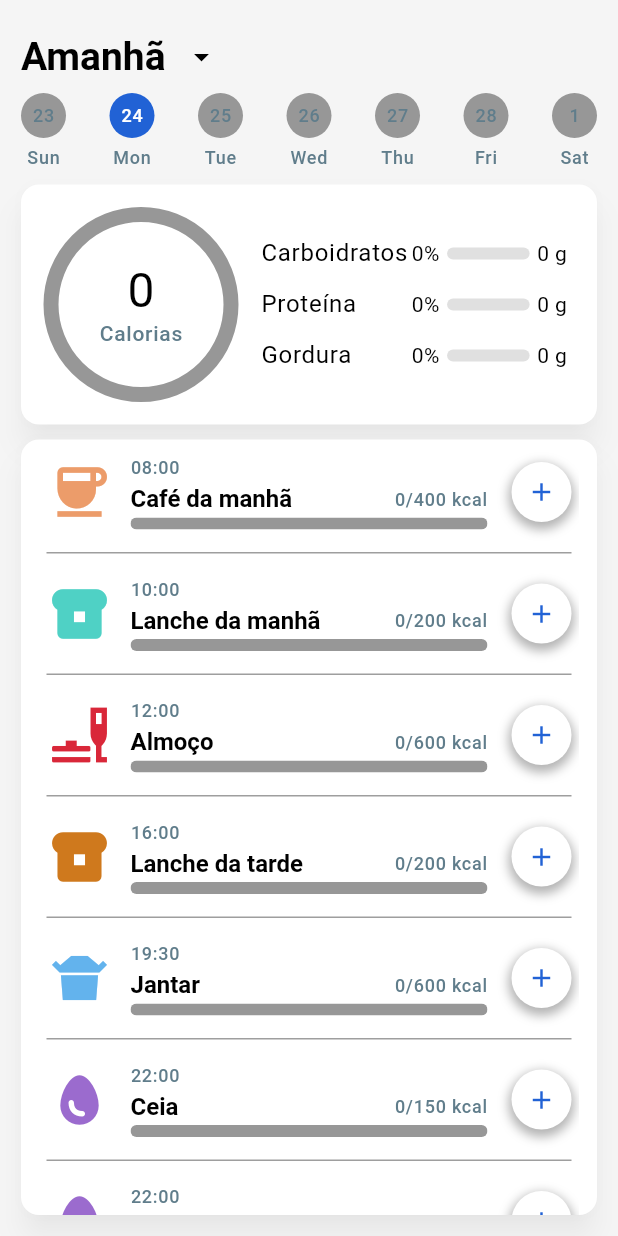
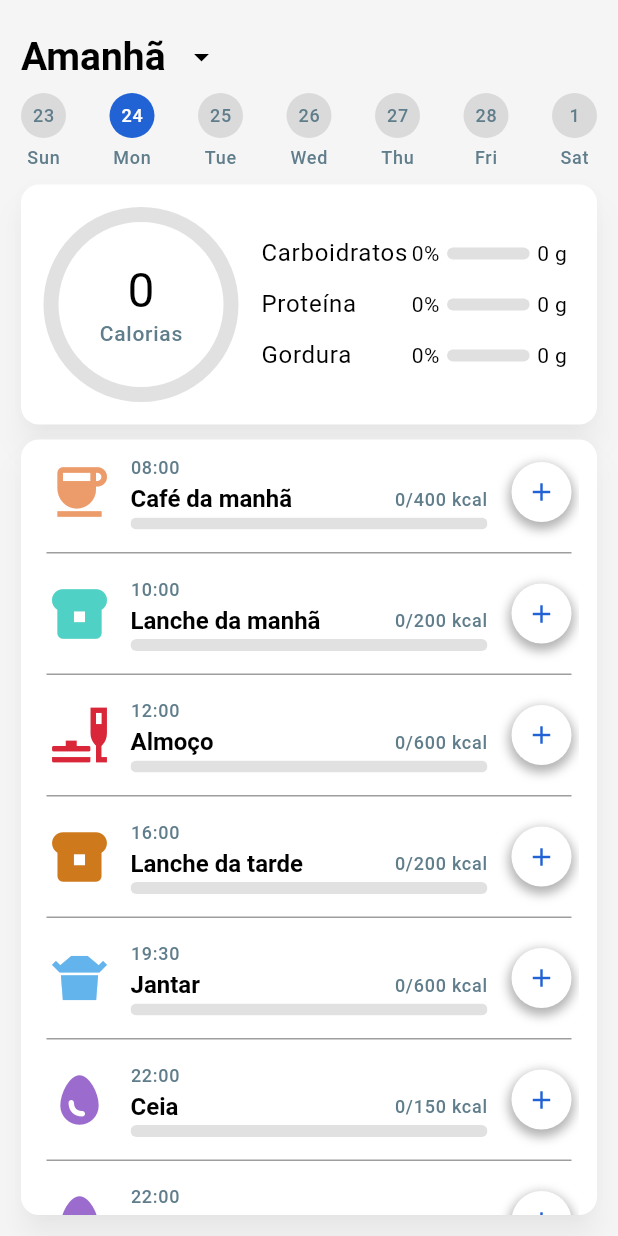
Before and after one commit to felipebraga7/diet_app, a Flutter app: the DiaryPage screen opened directly, after a tap on "24", on a phone screen of 412 x 824 dp. Run offline on Flutter 3.47's test engine with Material 3 defaults, Android fonts, the phone set to English and light mode, and no system bars; our stand-ins replace get, rxdart.

```diff
--- a/lib/controller/meal_controller.dart
+++ b/lib/controller/meal_controller.dart
@@ -1,6 +1,7 @@
 import 'package:diet_app/model/food_event.dart';
 import 'package:diet_app/model/meal.dart';
 import 'package:diet_app/model/meal_category_enum.dart';
+import 'package:diet_app/model/meal_configuration.dart';
 import 'package:get/get.dart';
 
 class MealController extends GetxController {
@@ -10,80 +11,113 @@ class MealController extends GetxController {
   @override
   void onInit() {
     super.onInit();
-    loadMeals();
+    loadMealList(DateTime.now());
   }
 
   void updateSelectedDate(DateTime date) {
-    loadMeals();
+    loadMealList(date);
   }
 
-  void loadMeals() async {
+  void loadMealList(DateTime date) async {
     mealListLoaded = false;
     mealList.clear();
-    _getDefaultMealPlan().then((newMealList) {
-      mealList.addAll(newMealList);
-      mealListLoaded = true;
-      update();
-    });
+    var dbMealList = await _getMealListFromDB(date);
+    dbMealList ??= await _getDefaultMealPlan(date);
+    mealList.addAll(dbMealList);
+    mealListLoaded = true;
     update();
   }
 
+  Future<List<Meal>?> _getMealListFromDB(DateTime date) async {
+    return null;
+  }
+
+  Future<List<Meal>> _getDefaultMealPlan(DateTime date) async {
+    var mealConfiguration = await _getMealConfiguration();
+    return mealConfiguration.userMealConfigurationList.map((mc) =>
+        Meal(mealCategory: mc.mealCategory,
+            foodEventList: [],
+            dateTime: DateTime(date.year, date.month, date.day, mc.mealTime.hour, mc.mealTime.minute),
+            calGoal: mc.calGoal,
+            carbsGoal: mc.carbsGoal,
+            proteinGoal: mc.proteinGoal,
+            fatGoal: mc.fatGoal
+        ),
+    ).toList();
+  }
+
+  Future<MealConfiguration> _getMealConfiguration() async {
+    List<UserMealConfiguration> userMealConfigurationList = [];
+    userMealConfigurationList.add(UserMealConfiguration(
+      mealCategory: MealCategoryEnum.cafeDaManha,
+      mealTime: DateTime(1970, 1, 1, 8, 0),
+      calGoal: 400,
+      carbsGoal: 200,
+      proteinGoal: 300,
+      fatGoal: 100,
+    ));
+    userMealConfigurationList.add(UserMealConfiguration(
+      mealCategory: MealCategoryEnum.lancheDaManha,
+      mealTime: DateTime(1970, 1, 1, 10, 0),
+      calGoal: 200,
+      carbsGoal: 200,
+      proteinGoal: 300,
+      fatGoal: 100,
+    ));
+    userMealConfigurationList.add(UserMealConfiguration(
+      mealCategory: MealCategoryEnum.almoco,
+      mealTime: DateTime(1970, 1, 1, 12, 0),
+      calGoal: 600,
+      carbsGoal: 200,
+      proteinGoal: 300,
+      fatGoal: 100,
+    ));
+    userMealConfigurationList.add(UserMealConfiguration(
+      mealCategory: MealCategoryEnum.lancheDaTarde,
+      mealTime: DateTime(1970, 1, 1, 16, 0),
+      calGoal: 200,
+      carbsGoal: 200,
+      proteinGoal: 300,
+      fatGoal: 100,
+    ));
+    userMealConfigurationList.add(UserMealConfiguration(
+      mealCategory: MealCategoryEnum.jantar,
+      mealTime: DateTime(1970, 1, 1, 19, 30),
+      calGoal: 600,
+      carbsGoal: 200,
+      proteinGoal: 300,
+      fatGoal: 100,
+    ));
+    userMealConfigurationList.add(UserMealConfiguration(
+      mealCategory: MealCategoryEnum.ceia,
+      mealTime: DateTime(1970, 1, 1, 22, 0),
+      calGoal: 150,
+      carbsGoal: 200,
+      proteinGoal: 300,
+      fatGoal: 100,
+    ));
+    userMealConfigurationList.add(UserMealConfiguration(
+      mealCategory: MealCategoryEnum.ceia,
+      mealTime: DateTime(1970, 1, 1, 22, 0),
+      calGoal: 150,
+      carbsGoal: 200,
+      proteinGoal: 300,
+      fatGoal: 100,
+    ));
+    userMealConfigurationList.add(UserMealConfiguration(
+      mealCategory: MealCategoryEnum.ceia,
+      mealTime: DateTime(1970, 1, 1, 22, 0),
+      calGoal: 150,
+      carbsGoal: 200,
+      proteinGoal: 300,
+      fatGoal: 100,
+    ));
+    return MealConfiguration(userMealConfigurationList: userMealConfigurationList);
+}
   void addFoodToMeal(String mealId, FoodEvent foodEvent) {
     final meal = mealList.firstWhere((element) => element.id == mealId);
     meal.foodEventList.add(foodEvent);
     update();
   }
 
-  Future<List<Meal>> _getDefaultMealPlan() async {
-    List<Meal> defaultMeals = [];
-    defaultMeals.add(Meal(
-      mealCategory: MealCategoryEnum.cafeDaManha,
-      foodEventList: [],
-      dateTime: DateTime(1970, 1, 1, 8, 0),
-      calGoal: 400,
-    ));
-    defaultMeals.add(Meal(
-      mealCategory: MealCategoryEnum.lancheDaManha,
-      foodEventList: [],
-      dateTime: DateTime(1970, 1, 1, 10, 0),
-      calGoal: 200,
-    ));
-    defaultMeals.add(Meal(
-      mealCategory: MealCategoryEnum.almoco,
-      foodEventList: [],
-      dateTime: DateTime(1970, 1, 1, 12, 0),
-      calGoal: 600,
-    ));
-    defaultMeals.add(Meal(
-      mealCategory: MealCategoryEnum.lancheDaTarde,
-      foodEventList: [],
-      dateTime: DateTime(1970, 1, 1, 16, 0),
-      calGoal: 200,
-    ));
-    defaultMeals.add(Meal(
-      mealCategory: MealCategoryEnum.jantar,
-      foodEventList: [],
-      dateTime: DateTime(1970, 1, 1, 19, 30),
-      calGoal: 600,
-    ));
-    defaultMeals.add(Meal(
-      mealCategory: MealCategoryEnum.ceia,
-      foodEventList: [],
-      dateTime: DateTime(1970, 1, 1, 22, 0),
-      calGoal: 150,
-    ));
-    defaultMeals.add(Meal(
-      mealCategory: MealCategoryEnum.ceia,
-      foodEventList: [],
-      dateTime: DateTime(1970, 1, 1, 22, 0),
-      calGoal: 150,
-    ));
-    defaultMeals.add(Meal(
-      mealCategory: MealCategoryEnum.ceia,
-      foodEventList: [],
-      dateTime: DateTime(1970, 1, 1, 22, 0),
-      calGoal: 150,
-    ));
-    return defaultMeals;
-  }
 }
--- a/lib/core/app_color_light_theme.dart
+++ b/lib/core/app_color_light_theme.dart
@@ -5,7 +5,7 @@ class AppColorsLightTheme {
 
   static const primary = Color(0xff2162d5);
   static const onPrimary = Colors.white;
-  static const secondary = Color(0xFF979797);
+  static const secondary = Color(0x49979797);
   static const surface = Colors.white;
   static const inverseSurface = Colors.black;
   static const onSecondary = Colors.blueGrey;
--- a/lib/main.dart
+++ b/lib/main.dart
@@ -1,5 +1,6 @@
 import 'package:diet_app/core/app_theme.dart';
 import 'package:diet_app/pages/create_food_page.dart';
+import 'package:diet_app/pages/diary_page.dart';
 import 'package:diet_app/pages/food_page.dart';
 import 'package:flutter/material.dart';
 import 'package:get/get.dart';
@@ -17,7 +18,7 @@ class MyApp extends StatelessWidget {
       title: 'Flutter Demo',
       theme: AppTheme.light,
       darkTheme: AppTheme.dark,
-      home: FoodPage(),
+      home: DiaryPage(),
     );
   }
 }
--- a/lib/model/meal.dart
+++ b/lib/model/meal.dart
@@ -8,8 +8,18 @@ class Meal {
   final List<FoodEvent> foodEventList;
   final DateTime dateTime;
   final double calGoal;
+  final double carbsGoal;
+  final double proteinGoal;
+  final double fatGoal;
 
-  Meal({required this.mealCategory, required this.foodEventList, required this.dateTime, required this.calGoal}) {
+  Meal(
+      {required this.mealCategory,
+      required this.foodEventList,
+      required this.dateTime,
+      required this.calGoal,
+      required this.carbsGoal,
+      required this.proteinGoal,
+      required this.fatGoal}) {
     id = Uuid().v4();
   }
 
--- /dev/null
+++ b/lib/model/meal_configuration.dart
@@ -0,0 +1,23 @@
+import 'package:diet_app/model/food_event.dart';
+import 'package:diet_app/model/meal_category_enum.dart';
+import 'package:uuid/uuid.dart';
+
+class MealConfiguration {
+  late final String id;
+  List<UserMealConfiguration> userMealConfigurationList;
+
+  MealConfiguration({required this.userMealConfigurationList}) {
+    id = Uuid().v4();
+  }
+}
+
+class UserMealConfiguration {
+  final MealCategoryEnum mealCategory;
+  final DateTime mealTime;
+  final double calGoal;
+  final double carbsGoal;
+  final double proteinGoal;
+  final double fatGoal;
+
+  UserMealConfiguration({required this.mealCategory, required this.mealTime, required this.calGoal, required this.carbsGoal, required this.proteinGoal, required this.fatGoal,}) {}
+}
--- a/lib/model/navigation_options_enum.dart
+++ b/lib/model/navigation_options_enum.dart
@@ -1,4 +1,4 @@
-import 'package:diet_app/pages/home_page.dart';
+import 'package:diet_app/pages/diary_page.dart';
 import 'package:flutter/material.dart';
 
 enum NavigationOptionsEnum {
```
Also changed, not shown: lib/controller/meal_configuration_controller.dart (added, +7 -0 lines), lib/pages/choose_meal_bottom_dialog.dart (deleted, +0 -95 lines), lib/pages/diary_page.dart (renamed from lib/pages/home_page.dart).
